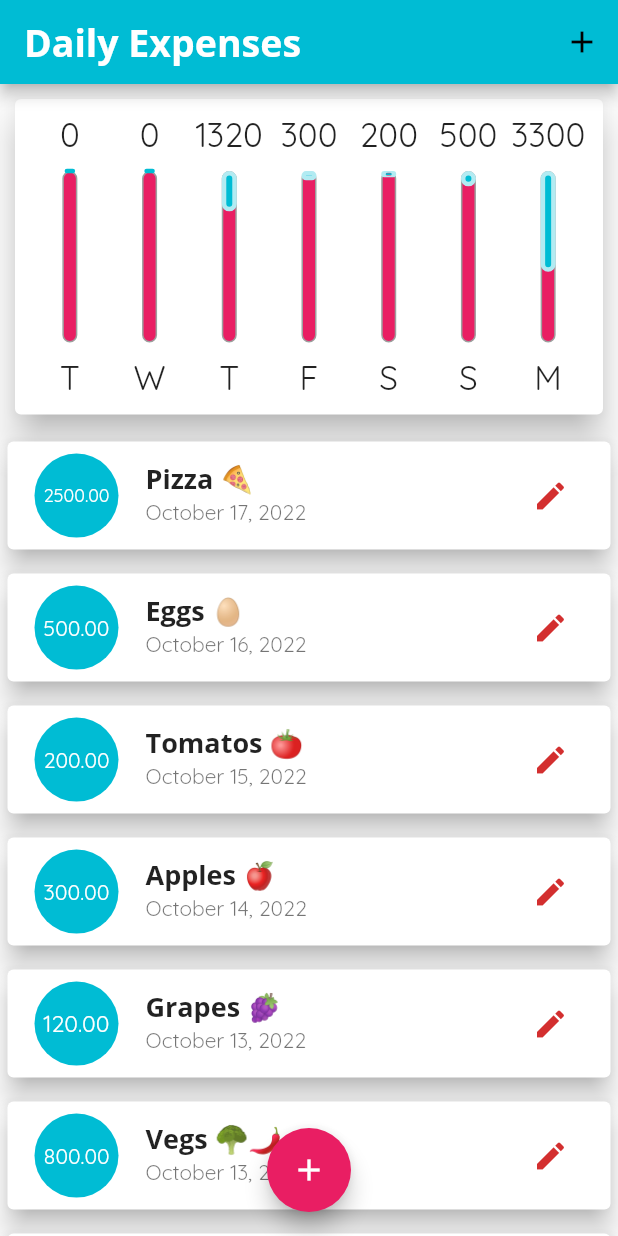
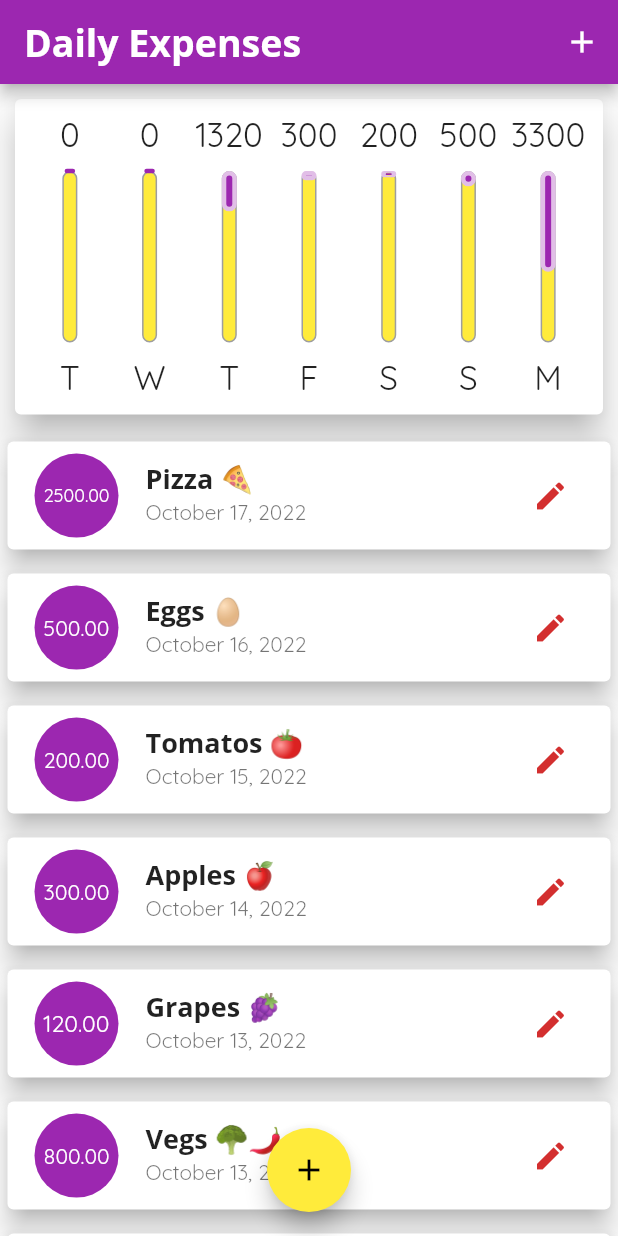
Before and after one commit to Wasim-Zaman/daily_expenses, a Flutter app: the screen it shows after launch, on a phone screen of 412 x 824 dp. Run offline on Flutter 3.47's test engine with Material 2 defaults, Android fonts, the phone set to English and light mode, and no system bars.

Commit message:
A new function for ThemeData created

```diff
--- a/lib/main.dart
+++ b/lib/main.dart
@@ -22,17 +22,13 @@ class MyApp extends StatelessWidget {
 
   @override
   Widget build(BuildContext context) {
-    return MaterialApp(
-      debugShowCheckedModeBanner: false,
-      title: 'Flutter Application',
-      home: const MyHome(),
-      darkTheme: ThemeData(
-        primaryColor: Colors.black,
-        accentColor: Colors.green,
-      ),
-      theme: ThemeData(
-        primarySwatch: Colors.cyan,
-        accentColor: Colors.pink,
+    ThemeData themeData(
+      MaterialColor primary_color,
+      MaterialColor accent_color,
+    ) {
+      return ThemeData(
+        primarySwatch: primary_color,
+        accentColor: accent_color,
         fontFamily: 'Quicksand',
         appBarTheme: const AppBarTheme(
           titleTextStyle: TextStyle(
@@ -53,7 +49,15 @@ class MyApp extends StatelessWidget {
             fontFamily: 'OpenSans',
           ),
         ),
-      ),
+      );
+    }
+
+    return MaterialApp(
+      debugShowCheckedModeBanner: false,
+      title: 'Flutter Application',
+      home: const MyHome(),
+      darkTheme: themeData(Colors.blueGrey, Colors.deepPurple),
+      theme: themeData(Colors.purple, Colors.yellow),
     );
   }
 }
```
